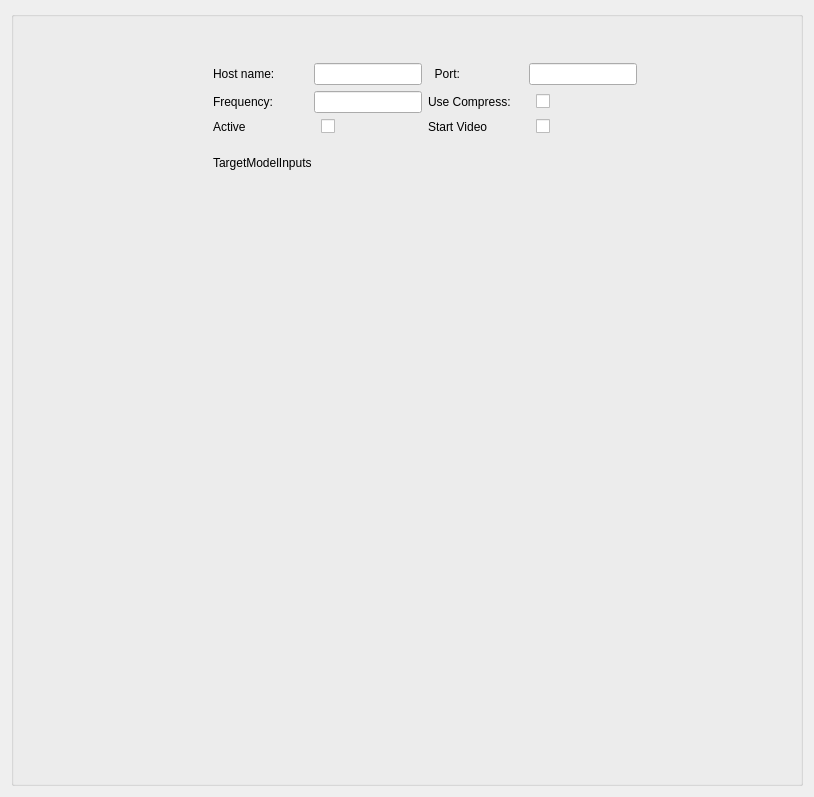
Before: the Qt Designer form KinectTracking/Resources/UI/qSlicerKinectTrackingModuleWidget.ui in leochan2009/KinectTrackingSlicer, drawn with Qt 5.
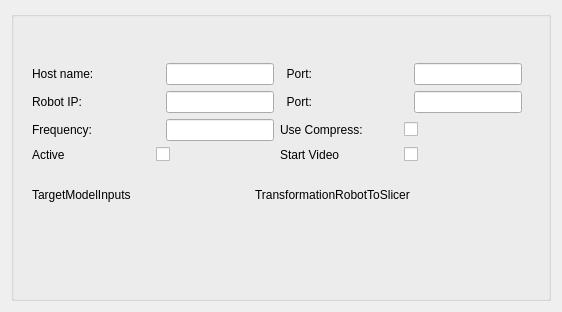
After: the same form once the commit is applied. Custom widgets are drawn as their Qt base class.

Commit message: Connect to ROS robot in Progress

What changed in the file:
```diff
--- a/KinectTracking/Resources/UI/qSlicerKinectTrackingModuleWidget.ui
+++ b/KinectTracking/Resources/UI/qSlicerKinectTrackingModuleWidget.ui
@@ -6,8 +6,8 @@
    <rect>
     <x>0</x>
     <y>0</y>
-    <width>814</width>
-    <height>797</height>
+    <width>562</width>
+    <height>312</height>
    </rect>
   </property>
   <property name="windowTitle">
@@ -22,10 +22,10 @@
      <widget class="QWidget" name="layoutWidget">
       <property name="geometry">
        <rect>
-        <x>202</x>
+        <x>21</x>
         <y>52</y>
-        <width>424</width>
-        <height>123</height>
+        <width>490</width>
+        <height>159</height>
        </rect>
       </property>
       <layout class="QVBoxLayout" name="verticalLayout_2">
@@ -85,6 +85,62 @@
          </item>
         </layout>
        </item>
+       <item>
+        <layout class="QHBoxLayout" name="horizontalLayout_8">
+         <item>
+          <widget class="QLabel" name="ConnectorHostAddressLabel_2">
+           <property name="text">
+            <string>Robot IP:</string>
+           </property>
+          </widget>
+         </item>
+         <item>
+          <widget class="QLineEdit" name="ConnectorHostAddressEdit_2">
+           <property name="sizePolicy">
+            <sizepolicy hsizetype="Fixed" vsizetype="Fixed">
+             <horstretch>0</horstretch>
+             <verstretch>0</verstretch>
+            </sizepolicy>
+           </property>
+           <property name="minimumSize">
+            <size>
+             <width>50</width>
+             <height>0</height>
+            </size>
+           </property>
+           <property name="inputMethodHints">
+            <set>Qt::ImhDigitsOnly</set>
+           </property>
+          </widget>
+         </item>
+         <item>
+          <widget class="QLabel" name="ConnectorPortLabel_2">
+           <property name="text">
+            <string>  Port:</string>
+           </property>
+          </widget>
+         </item>
+         <item>
+          <widget class="QLineEdit" name="ConnectorPortEdit_2">
+           <property name="sizePolicy">
+            <sizepolicy hsizetype="Fixed" vsizetype="Fixed">
+             <horstretch>0</horstretch>
+             <verstretch>0</verstretch>
+            </sizepolicy>
+           </property>
+           <property name="minimumSize">
+            <size>
+             <width>50</width>
+             <height>0</height>
+            </size>
+           </property>
+           <property name="inputMethodHints">
+            <set>Qt::ImhDigitsOnly</set>
+           </property>
+          </widget>
+         </item>
+        </layout>
+       </item>
        <item>
         <layout class="QHBoxLayout" name="horizontalLayout_9">
          <item>
@@ -235,6 +291,49 @@
               </property>
             </widget>
           </item>
+         <item>
+          <widget class="QLabel" name="NodeSelectorLabel2">
+           <property name="text">
+            <string>TransformationRobotToSlicer</string>
+           </property>
+          </widget>
+         </item>
+         <item>
+          <widget class="qMRMLNodeComboBox" name="NodeSelectorTransform" native="true">
+           <property name="sizePolicy">
+            <sizepolicy hsizetype="Preferred" vsizetype="Preferred">
+             <horstretch>0</horstretch>
+             <verstretch>0</verstretch>
+            </sizepolicy>
+           </property>
+           <property name="minimumSize">
+            <size>
+             <width>80</width>
+             <height>10</height>
+            </size>
+           </property>
+           <property name="noneEnabled" stdset="0">
+            <bool>false</bool>
+           </property>
+           <property name="nodeTypes" stdset="0">
+            <stringlist>
+             <string>vtkMRMLTransformNode</string>
+            </stringlist>
+           </property>
+           <property name="addEnabled" stdset="0">
+            <bool>true</bool>
+           </property>
+           <property name="removeEnabled" stdset="0">
+            <bool>true</bool>
+           </property>
+           <property name="showChildNodeTypes" stdset="0">
+            <bool>true</bool>
+           </property>
+           <property name="selectNodeUponCreation" stdset="0">
+            <bool>true</bool>
+           </property>
+          </widget>
+         </item>
          </layout>
        </item>
       </layout>
```
Left out of the diff: 8 changed lines with no effect on the pictures. Lines whose indentation alone changed are shown as unchanged. The commit also changes 14 other files.
